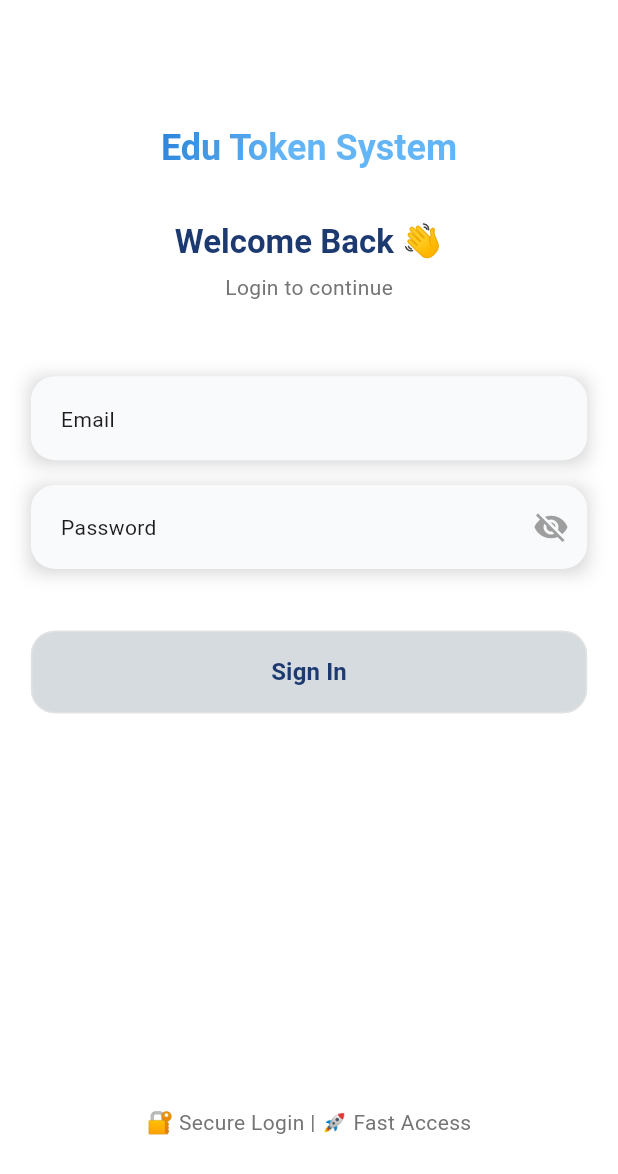
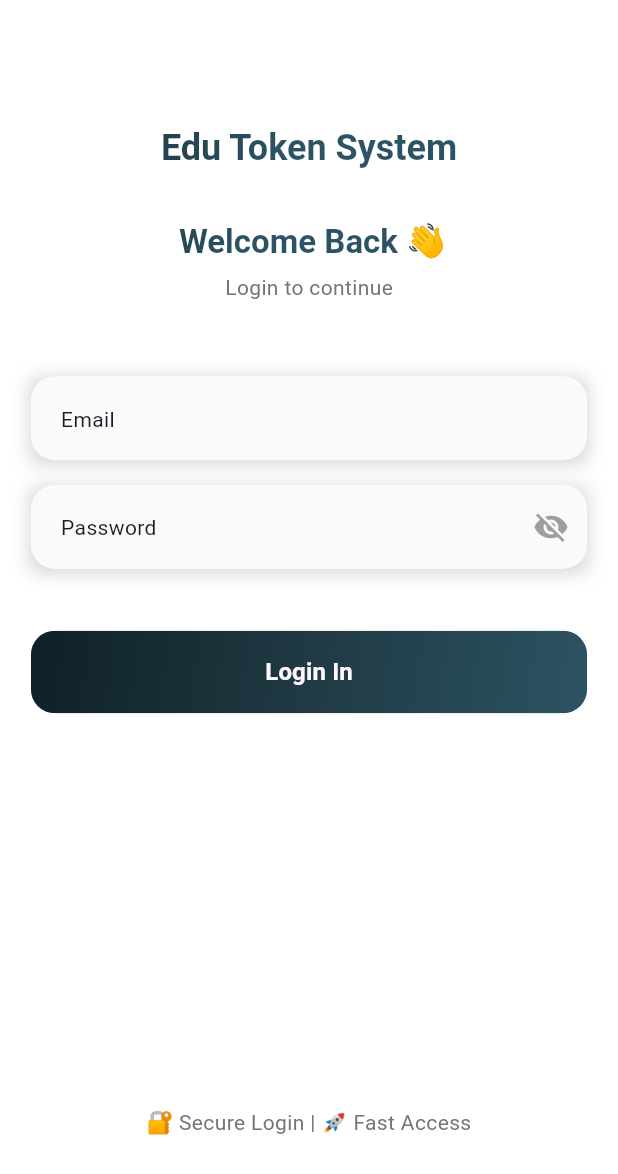
Before and after one commit to edusoftdevelopment/Edu-Token-System-App, a Flutter app: the screen it shows after launch, on a phone screen of 412 x 824 dp. Shown: the top 1174 px of the screen. Run offline on Flutter 3.47's test engine with Material 3 defaults, Android fonts, the phone set to English and light mode, and no system bars; drawn by our look-alikes of auto_size_text; our stand-ins replace dio, flutter_dotenv, flutter_screenutil, flutter_svg, loading_animation_widget, pretty_dio_logger.

Commit message:
colors setting

```diff
--- a/lib/core/common/common.dart
+++ b/lib/core/common/common.dart
@@ -5,5 +5,5 @@ import 'package:edu_token_system_app/core/utils/utils.dart';
 import 'package:flutter/services.dart';
 
 part 'appbar/token_system_app_bar.dart';
-part 'custom_button.dart';
+
 part 'custom_text_form_field.dart';
--- a/lib/feature/auth/login_page/view/login_page.dart
+++ b/lib/feature/auth/login_page/view/login_page.dart
@@ -1,5 +1,6 @@
 import 'package:edu_token_system_app/Export/export.dart';
 import 'package:edu_token_system_app/core/common/common.dart';
+import 'package:edu_token_system_app/core/common/custom_button.dart';
 import 'package:edu_token_system_app/core/extension/extension.dart';
 import 'package:edu_token_system_app/core/utils/utils.dart';
 import 'package:edu_token_system_app/feature/new_token/view/new_token_main.dart';
@@ -58,9 +59,9 @@ class _LoginPageState extends State<LoginPage> {
                     foreground: Paint()
                       ..shader = const LinearGradient(
                         colors: [
-                          Color(0xFF0D47A1), // Dark Blue
-                          Color(0xFF1976D2), // Medium Blue
-                          Color(0xFF64B5F6), // Light Blue
+                          Color(0xFF0f2027), // Dark Navy
+                          Color(0xFF203a43), // Deep Blue
+                          Color(0xFF2c5364), // Blue-Gray
                         ],
                         begin: Alignment.topLeft,
                         end: Alignment.bottomRight,
@@ -72,12 +73,22 @@ class _LoginPageState extends State<LoginPage> {
 
                 ///! Welcome AutoSizeText
                 AutoSizeText(
-                  "Welcome Back 👋",
+                  " Welcome Back 👋",
                   style: Theme.of(context).textTheme.titleLarge?.copyWith(
-                    color: AppColors.kCustomBlueColor,
-                    fontWeight: FontWeight.w600,
+                    fontWeight: FontWeight.bold,
+                    foreground: Paint()
+                      ..shader = const LinearGradient(
+                        colors: [
+                          Color(0xFF0f2027), // Dark Navy
+                          Color(0xFF203a43), // Deep Blue
+                          Color(0xFF2c5364), // Blue-Gray
+                        ],
+                        begin: Alignment.topLeft,
+                        end: Alignment.bottomRight,
+                      ).createShader(Rect.fromLTWH(0, 0, 200, 70)),
                   ),
                 ),
+
                 const SizedBox(height: 6),
                 AutoSizeText(
                   "Login to continue",
@@ -135,17 +146,17 @@ class _LoginPageState extends State<LoginPage> {
 
                 ///! Login Button
                 CustomButton(
-                  backgroundColor:
-                      (_emailController.text.isNotEmpty &&
-                          _passwordController.text.isNotEmpty)
-                      ? AppColors.kCustomButtonsColor
-                      : AppColors.kCustomGrayButtonColor,
-                  textColor:
-                      (_emailController.text.isNotEmpty &&
-                          _passwordController.text.isNotEmpty)
-                      ? Colors.white
-                      : AppColors.kCustomBlueColor,
-                  name: "Sign In",
+                  // backgroundColor:
+                  //     (_emailController.text.isNotEmpty &&
+                  //         _passwordController.text.isNotEmpty)
+                  //     ? AppColors.kCustomButtonsColor
+                  // //     : AppColors.kCustomGrayButtonColor,
+                  // textColor:
+                  //     (_emailController.text.isNotEmpty &&
+                  //         _passwordController.text.isNotEmpty)
+                  //     ? Colors.white
+                  //     : AppColors.kCustomBlueColor,
+                  name: "Login In",
                   onPressed: () {
                     Navigator.push(
                       context,
```
Also changed, not shown: lib/core/common/custom_button.dart (+33 -145 lines), lib/feature/new_token/view/new_token_main.dart (+22 -5 lines).
